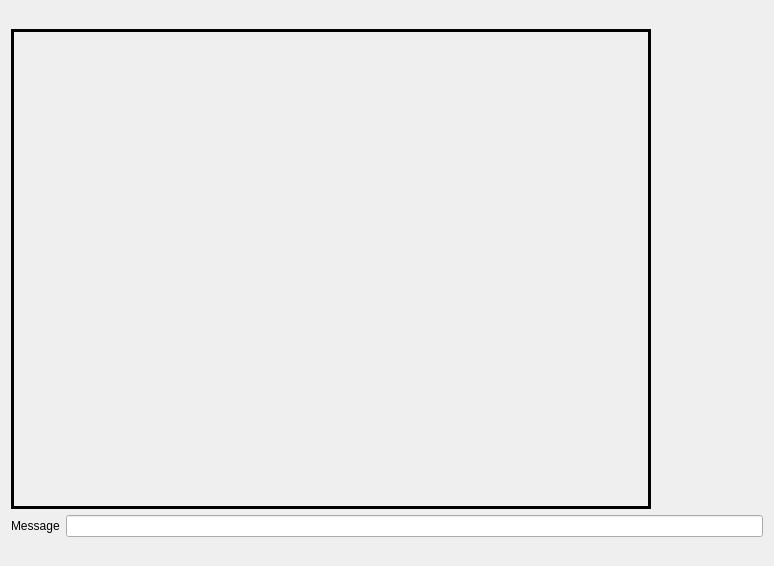
This is KGuardiant_Client/client.ui in javiertoja/KGuardiant as Qt 5 draws it before an edit. The edited form follows.
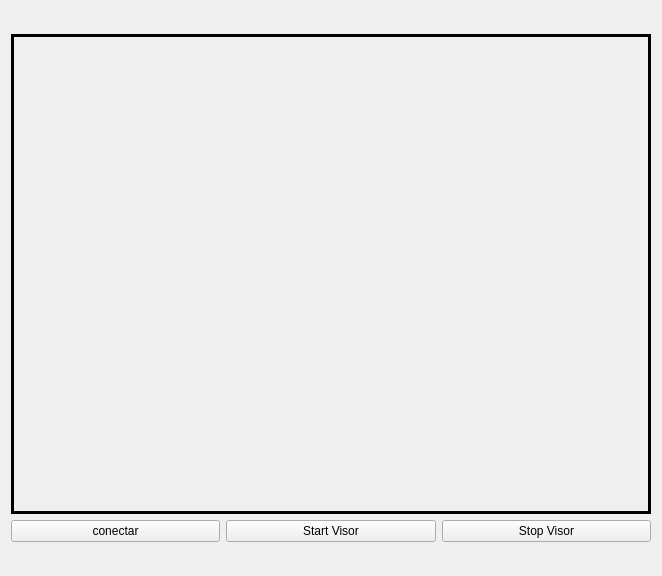
This is the edited form.

```diff
--- a/KGuardiant_Client/client.ui
+++ b/KGuardiant_Client/client.ui
@@ -6,8 +6,8 @@
    <rect>
     <x>0</x>
     <y>0</y>
-    <width>774</width>
-    <height>566</height>
+    <width>662</width>
+    <height>576</height>
    </rect>
   </property>
   <property name="windowTitle">
@@ -47,14 +47,25 @@
      <item>
       <layout class="QHBoxLayout" name="horizontalLayout">
        <item>
-        <widget class="QLabel" name="label">
+        <widget class="QPushButton" name="btnConectar">
          <property name="text">
-          <string>Message</string>
+          <string>conectar</string>
          </property>
         </widget>
        </item>
        <item>
-        <widget class="QLineEdit" name="lineEdit"/>
+        <widget class="QPushButton" name="btnStartVisor">
+         <property name="text">
+          <string>Start Visor</string>
+         </property>
+        </widget>
+       </item>
+       <item>
+        <widget class="QPushButton" name="btnStopVisor">
+         <property name="text">
+          <string>Stop Visor</string>
+         </property>
+        </widget>
        </item>
       </layout>
      </item>
```
Left out of the diff: 3 changed lines with no effect on the pictures.
